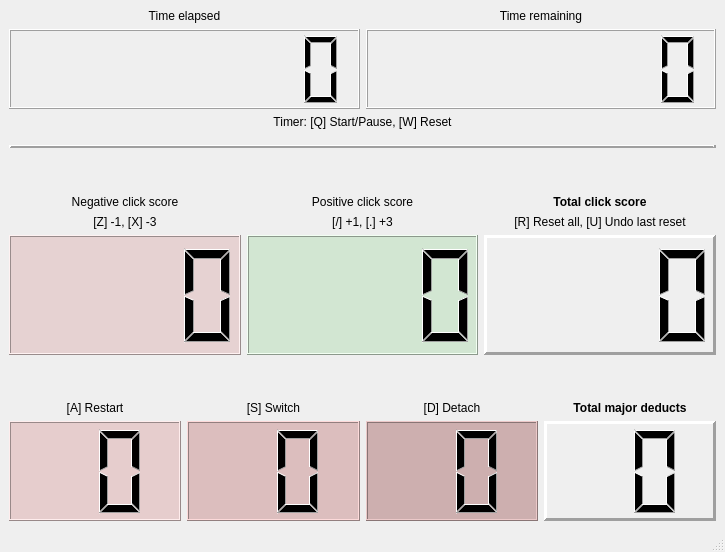
Above: mainwindow.ui from elephark/44clicker before the change. Below: the same form after it.
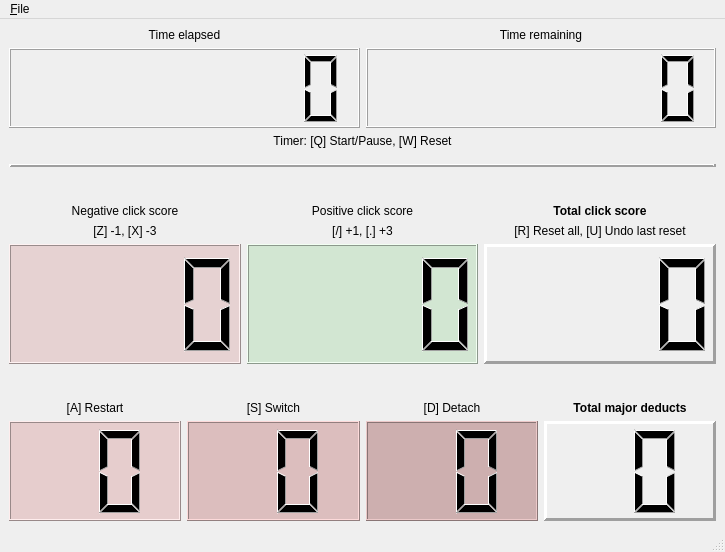
That is the form after the change.

Commit message: Added Quit menu item.

Patch:
```diff
--- a/mainwindow.ui
+++ b/mainwindow.ui
@@ -526,6 +526,13 @@
      <height>22</height>
     </rect>
    </property>
+   <widget class="QMenu" name="menuFile">
+    <property name="title">
+     <string>&amp;File</string>
+    </property>
+    <addaction name="actionQuit"/>
+   </widget>
+   <addaction name="menuFile"/>
   </widget>
   <widget class="QStatusBar" name="statusbar"/>
  </widget>
```
Left out of the diff: 8 changed lines with no effect on the pictures. The commit also changes 1 other file.
